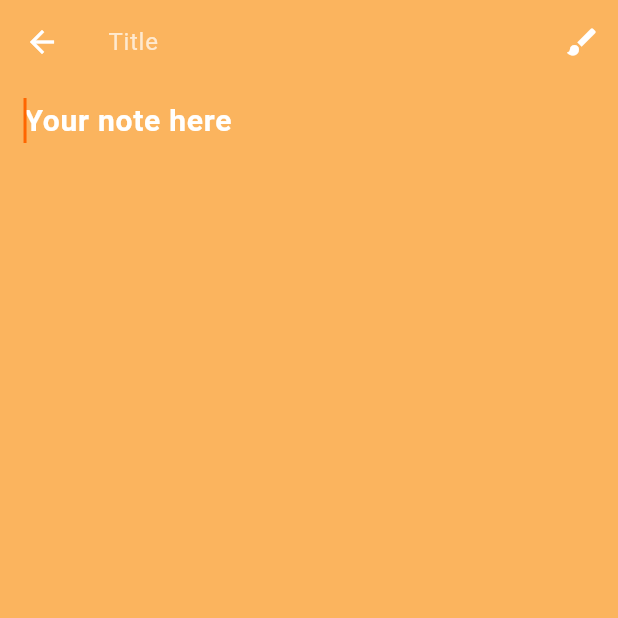
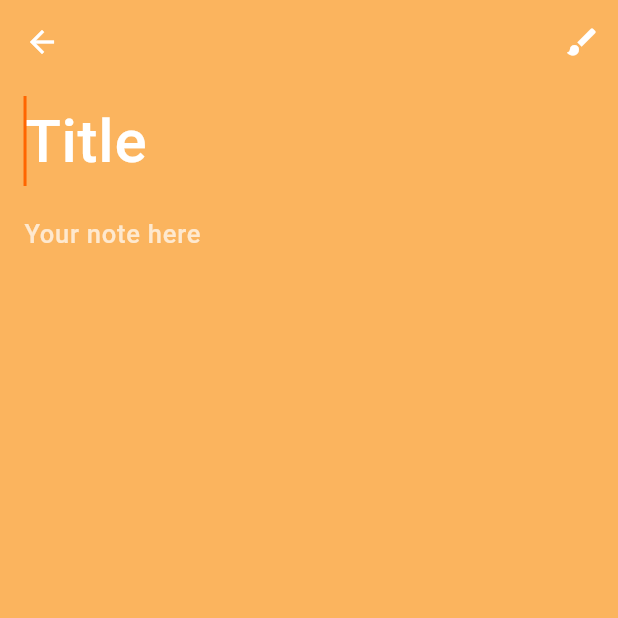
Before and after one commit to Mahmoud3177Khaled/FluttyNotes, a Flutter app: the NewNoteView screen opened by its route, on a phone screen of 412 x 824 dp, the top half of it. Run offline on Flutter 3.47's test engine with Material 3 defaults, Android fonts, the phone set to English and light mode, and no system bars; our stand-ins replace firebase_auth, firebase_core, shared_preferences, sqflite; accounts and stored records are empty.

Commit message:
title big inside note now

```diff
--- a/lib/views/new_note_view.dart
+++ b/lib/views/new_note_view.dart
@@ -72,30 +72,7 @@ class _NewNoteViewState extends State<NewNoteView> {
 
     return Scaffold(
       appBar: AppBar(
-        title: TextField(
-            cursorColor: Colors.white,
-            controller: _title,
-            enableSuggestions: true,
-            autocorrect: true,
-            decoration: const InputDecoration(
-
-              hintText: "Title",
-
-              hintStyle: TextStyle(
-                color: Colors.white70
-              ),
-
-              enabledBorder: InputBorder.none,
-
-              focusedBorder: InputBorder.none,
-
-            ),
-
-            style: const TextStyle(
-              color: Colors.white
-            ),
-
-        ),
+        title: const Text(""),
 
         backgroundColor: Color(int.parse(color)),
         foregroundColor: Colors.white,
@@ -265,17 +242,16 @@ class _NewNoteViewState extends State<NewNoteView> {
 
       body: Column(
           children: [
-
-            TextField(
+              TextField(
                 autocorrect: true,
                 enableSuggestions: true,
                 autofocus: true,
-                controller: _text,
+                controller: _title,
                 keyboardType: TextInputType.multiline,
                 maxLines: null,
 
                 decoration: InputDecoration(
-                  hintText: 'Your note here',
+                  hintText: 'Title',
 
                   hintStyle: const TextStyle(
                     color: Colors.white
@@ -293,8 +269,42 @@ class _NewNoteViewState extends State<NewNoteView> {
                 ),
 
                 style: const TextStyle(
-                  fontSize: 20,
-                  fontWeight: FontWeight.w600,
+                  fontSize: 40,
+                  fontWeight: FontWeight.w500,
+                  color: Colors.white
+                ),
+
+              ),
+
+            TextField(
+                autocorrect: true,
+                enableSuggestions: true,
+                autofocus: true,
+                controller: _text,
+                keyboardType: TextInputType.multiline,
+                maxLines: null,
+
+                decoration: InputDecoration(
+                  hintText: 'Your note here',
+
+                  hintStyle: const TextStyle(
+                    color: Colors.white70
+                  ),
+
+                  // labelText: "",
+
+                  enabledBorder: InputBorder.none,
+
+                  focusedBorder: InputBorder.none,
+
+                  filled: true,
+                  fillColor: Color(int.parse(color))
+
+                ),
+
+                style: const TextStyle(
+                  fontSize: 17,
+                  fontWeight: FontWeight.w500,
                   color: Colors.white
                 ),
 
```
Also changed, not shown: lib/views/update_note_view.dart (+33 -24 lines).
